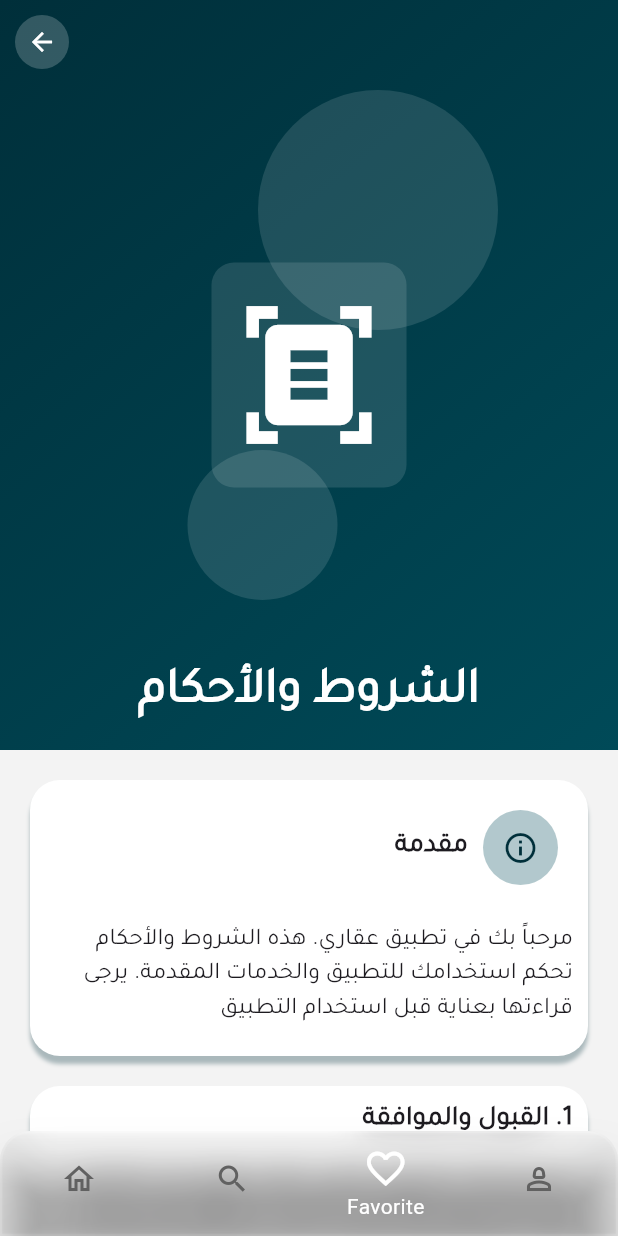
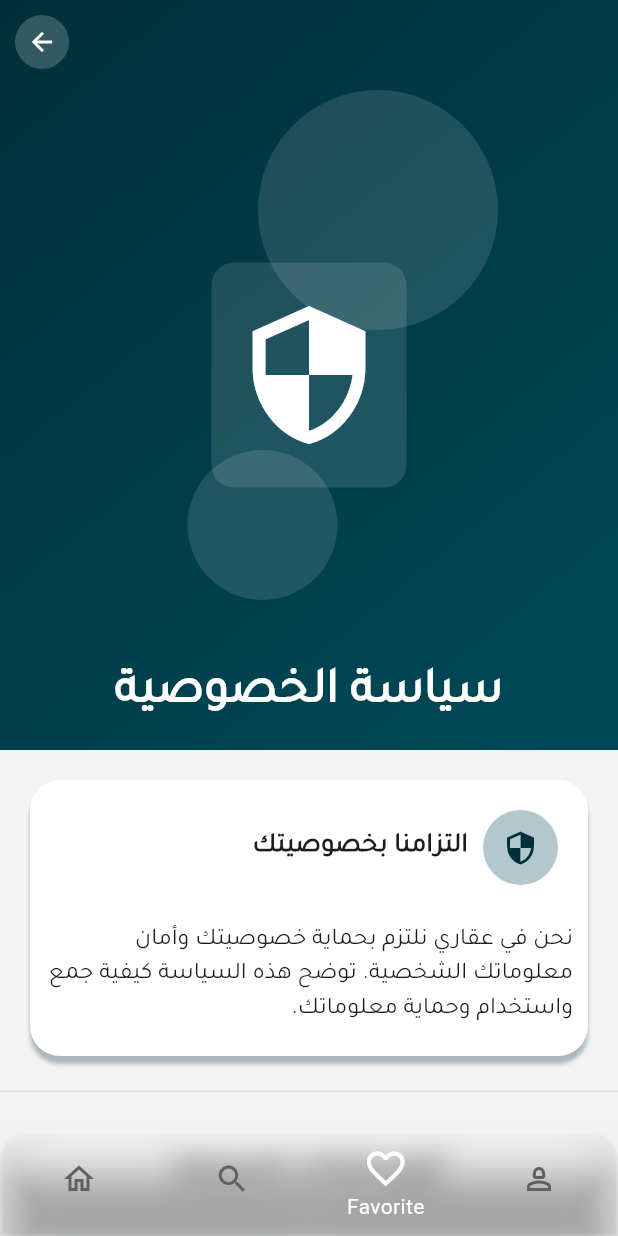
Before and after one commit to Abdullah-Alseah/RepoProjectLP, a Flutter app: the screen it shows after launch, swiped to page 3, on a phone screen of 412 x 824 dp. Run offline on Flutter 3.47's test engine with Material 3 defaults, Android fonts, the phone set to English and light mode, and no system bars; our stand-ins replace font_awesome_flutter, get, shared_preferences.

Commit message:
Add PrivacyPage  to Project By Abdullah Al-Sayyah

```diff
--- a/lib/screens/RegistrationScreen.dart
+++ b/lib/screens/RegistrationScreen.dart
@@ -1,6 +1,7 @@
 import 'package:flutter/material.dart';
 import 'package:get/route_manager.dart';
 import 'package:get/state_manager.dart';
+import 'package:marsa_app/screens/privacy.dart';
 import 'package:marsa_app/screens/terms.dart';
 import 'package:marsa_app/screens/verificationScreen.dart';
 import 'package:marsa_app/utils/config.dart';
@@ -402,7 +403,9 @@
                               style: TextStyle(fontFamily: Config.mainFont),
                             ),
                             GestureDetector(
-                              onTap: () {},
+                              onTap: () {
+                                Get.to(PrivacyPage());
+                              },
                               child: MouseRegion(
                                 cursor: SystemMouseCursors.click,
                                 child: Text(
--- /dev/null
+++ b/lib/screens/privacy.dart
@@ -0,0 +1,516 @@
+import 'package:flutter/material.dart';
+import 'package:get/get.dart';
+// تأكد من أن هذه المسارات صحيحة في مشروعك
+import 'package:marsa_app/utils/config.dart';
+import 'package:marsa_app/utils/openMail.dart';
+
+class PrivacyPage extends StatefulWidget {
+  const PrivacyPage({super.key});
+
+  @override
+  State<PrivacyPage> createState() => _PrivacyPageState();
+}
+
+class _PrivacyPageState extends State<PrivacyPage> {
+  @override
+  Widget build(BuildContext context) {
+    Config.init(context);
+    return Scaffold(
+      backgroundColor: const Color.fromARGB(255, 243, 243, 243),
+      body: CustomScrollView(
+        slivers: [
+          SliverAppBar(
+            automaticallyImplyLeading: false,
+            automaticallyImplyActions: false,
+            backgroundColor: Config.primaryColor,
+            leading: Container(
+              padding: const EdgeInsets.all(10),
+              child: CircleAvatar(
+                radius: 10,
+                backgroundColor: Colors.white.withOpacity(
+                  0.2,
+                ), // تم تعديل Alpha لأفضل ممارسة
+                child: IconButton(
+                  padding: EdgeInsets.zero, // تحسين تموضع الأيقونة
+                  onPressed: () {
+                    // لا حاجة لـ setState هنا
+                    Get.toNamed("/Register");
+                  },
+                  icon: const Icon(
+                    Icons.arrow_back,
+                    color: Colors.white,
+                    size: 20,
+                  ),
+                ),
+              ),
+            ),
+            expandedHeight: 500,
+            floating: false,
+            pinned: true,
+            flexibleSpace: FlexibleSpaceBar(
+              centerTitle: true,
+              background: Stack(
+                children: [
+                  Positioned(
+                    bottom: 0,
+                    left: 0,
+                    right: 0,
+                    height: 500,
+                    child: Container(
+                      decoration: BoxDecoration(
+                        gradient: Config.gradientColor,
+                        boxShadow: const [
+                          BoxShadow(
+                            color: Colors.white,
+                            blurRadius: 30,
+                            offset: Offset(0, 25),
+                          ),
+                        ],
+                      ),
+                    ),
+                  ),
+                  const Positioned(
+                    top: 60,
+                    right: 80,
+                    child: CircleAvatar(
+                      radius: 80,
+                      backgroundColor: Colors.white12,
+                    ),
+                  ),
+                  Center(
+                    child: Container(
+                      width: 130,
+                      height: 150,
+                      decoration: const BoxDecoration(
+                        color: Colors.white12,
+                        borderRadius: BorderRadius.all(Radius.circular(15)),
+                      ),
+                      child: const Icon(
+                        Icons.security,
+                        color: Colors.white,
+                        size: 100,
+                      ),
+                    ),
+                  ),
+                  const Positioned(
+                    bottom: 100,
+                    left: 125,
+                    child: CircleAvatar(
+                      radius: 50,
+                      backgroundColor: Colors.white12,
+                    ),
+                  ),
+                ],
+              ),
+              title: Text(
+                'سياسة الخصوصية',
+                style: TextStyle(
+                  color: Colors.white,
+                  fontFamily: Config.mainFont,
+                  fontWeight: FontWeight.bold,
+                ),
+              ),
+            ),
+          ),
+
+          SliverToBoxAdapter(
+            child: Column(
+              children: [
+                const ContentContainer(
+                  icon: Icons.security_outlined,
+                  mainTitle: "التزامنا بخصوصيتك",
+                  subTitle:
+                      "نحن في عقاري نلتزم بحماية خصوصيتك وأمان معلوماتك الشخصية. توضح هذه السياسة كيفية جمع واستخدام وحماية معلوماتك.",
+                ),
+
+                Config.spaceMedium,
+
+                // الخط الفاصل
+                Container(
+                  height: 1,
+                  color: const Color(0xFFE0E0E0),
+                  margin: const EdgeInsets.symmetric(vertical: 8),
+                ),
+
+                Padding(
+                  padding: const EdgeInsets.all(20.0),
+                  child: Container(
+                    width: double.infinity,
+                    padding: EdgeInsets.all(10),
+                    height: 500,
+                    decoration: BoxDecoration(
+                      color: Colors.white,
+                      borderRadius: BorderRadius.all(Radius.circular(20)),
+                      boxShadow: [
+                        BoxShadow(
+                          color: Config.primaryColor.withOpacity(0.3),
+                          blurRadius: 3.5,
+                          offset: const Offset(0, 5),
+                        ),
+                      ],
+                    ),
+                    child: Column(
+                      children: [
+                        // أنواع البيانات المجمعة
+                        const Text(
+                          'أنواع البيانات المجمعة',
+                          style: TextStyle(
+                            fontSize: 20,
+                            fontWeight: FontWeight.bold,
+                            color: Colors.black,
+                            fontFamily: Config.mainFont,
+                          ),
+                        ),
+
+                        Config.spaceMedium,
+
+                        GridView.count(
+                          shrinkWrap: true,
+                          physics: const NeverScrollableScrollPhysics(),
+                          crossAxisCount: 2,
+                          mainAxisSpacing: 16,
+                          crossAxisSpacing: 16,
+                          childAspectRatio: 1.1,
+                          children: const [
+                            DataTypeGridItem(
+                              title: 'المعلومات الشخصية',
+                              items: ['الاسم', 'الهاتف', 'تاريخ الميلاد'],
+                              icon: Icons.person_outline,
+                              color: Color(0xFF4CAF50),
+                            ),
+
+                            DataTypeGridItem(
+                              title: 'معلومات الجهاز',
+                              items: ['نوع الجهاز', 'نظام التشغيل'],
+                              icon: Icons.phone_iphone,
+                              color: Color(0xFF2196F3),
+                            ),
+
+                            DataTypeGridItem(
+                              title: 'معلومات الموقع',
+                              items: ['الموقع الجغرافي', 'التقريري'],
+                              icon: Icons.location_on_outlined,
+                              color: Color(0xFFFF9800),
+                            ),
+
+                            DataTypeGridItem(
+                              title: 'سجل الاستخدام',
+                              items: ['الصفحات المشاهدة', 'التفاعلات'],
+                              icon: Icons.history,
+                              color: Color(0xFF9C27B0),
+                            ),
+                          ],
+                        ),
+                      ],
+                    ),
+                  ),
+                ),
+
+                const ContentContainer(
+                  mainTitle: "1. المعلومات التي نجمعها",
+                  subTitle:
+                      "نقوم بجمع المعلومات التي تقدمها لنا مباشرة عند التسجيل في التطبيق، مثل الاسم والبريد الإلكتروني ورقم الهاتف وتاريخ الميلاد والصور الشخصية. كما نجمع معلومات حول استخدامك للتطبيق تلقائياً.",
+                ),
+                const ContentContainer(
+                  mainTitle: "2. كيفية استخدام المعلومات",
+                  subTitle:
+                      "نستخدم المعلومات التي نجمعها لتوفير وتحسين خدماتنا، والتواصل معك، وتخصيص تجربتك، وضمان أمان التطبيق، وإرسال إشعارات حول العقارات الجديدة والعروض الخاصة.",
+                ),
+                const ContentContainer(
+                  mainTitle: "3. مشاركة المعلومات",
+                  subTitle:
+                      "نستخدم المعلومات التي نجمعها لتوفير وتحسين خدماتنا، والتواصل معك، وتخصيص تجربتك، وضمان أمان التطبيق، وإرسال إشعارات حول العقارات الجديدة والعروض الخاصة.",
+                ),
+                const ContentContainer(
+                  mainTitle: "4. أمان المعلومات",
+                  subTitle:
+                      "نتخذ تدابير أمنية معقولة لحماية معلوماتك من الوصول غير المصرح به أو التغيير أو الإفصاح أو التدمير. نستخدم تشفير SSL وتقنيات أمان متقدمة لحماية بياناتك.",
+                ),
+                const ContentContainer(
+                  mainTitle: "5. ملفات تعريف الارتباط",
+                  subTitle:
+                      "نستخدم ملفات تعريف الارتباط (Cookies) وتقنيات مشابهة لتحسين تجربتك وتحليل استخدام التطبيق. يمكنك التحكم في ملفات تعريف الارتباط من خلال إعدادات المتصفح الخاص بك.",
+                ),
+                const ContentContainer(
+                  mainTitle: "6. حقوقك",
+                  subTitle:
+                      "لديك الحق في الوصول إلى معلوماتك الشخصية وتصحيحها أو حذفها. يمكنك أيضاً الاعتراض على معالجة معلوماتك أو طلب تقييد المعالجة. للقيام بذلك، يرجى الاتصال بنا.",
+                ),
+                const ContentContainer(
+                  mainTitle: "7. الاحتفاظ بالبيانات",
+                  subTitle:
+                      "نحتفظ بمعلوماتك الشخصية طالما كان حسابك نشطاً أو حسب الحاجة لتقديم الخدمات لك. قد نحتفظ ببعض المعلومات للامتثال للالتزامات القانونية أو حل النزاعات.",
+                ),
+                const ContentContainer(
+                  mainTitle: "8. خصوصية الأطفال",
+                  subTitle:
+                      "تطبيقنا غير موجه للأطفال دون سن 18 عاماً. لا نجمع عن قصد معلومات شخصية من الأطفال. إذا علمنا أننا جمعنا معلومات من طفل، سنقوم بحذفها فوراً.",
+                ),
+                const ContentContainer(
+                  mainTitle: "9. التغييرات على السياسة",
+                  subTitle:
+                      "قد نقوم بتحديث سياسة الخصوصية هذه من وقت لآخر. سنخطرك بأي تغييرات جوهرية عن طريق نشر السياسة الجديدة على التطبيق وإرسال إشعار لك.",
+                ),
+                const ContentContainer(
+                  mainTitle: "10. الاتصال بنا",
+                  subTitle:
+                      "إذا كان لديك أي أسئلة أو مخاوف بشأن سياسة الخصوصية هذه أو ممارساتنا، يرجى الاتصال بنا عبر البريد الإلكتروني: privacy@marsa.com أو الهاتف: 0000 000 90 963+",
+                ),
+                Config.spaceBig,
+                Padding(
+                  padding: const EdgeInsets.all(20.0),
+                  child: Container(
+                    width: double.infinity,
+                    height: 250,
+                    decoration: BoxDecoration(
+                      gradient: Config.gradientColor,
+                      borderRadius: BorderRadius.all(Radius.circular(20)),
+                      boxShadow: [
+                        BoxShadow(
+                          color: Config.primaryColor.withOpacity(0.3),
+                          blurRadius: 3.5,
+                          offset: const Offset(0, 5),
+                        ),
+                      ],
+                    ),
+                    child: Column(
+                      mainAxisAlignment: MainAxisAlignment.spaceEvenly,
+                      children: [
+                        CircleAvatar(
+                          backgroundColor: Colors.white12,
+                          radius: 30,
+                          child: Icon(
+                            Icons.mail_outline_outlined,
+                            color: Colors.white,
+                          ),
+                        ),
+
+                        Text(
+                          "أسئلة حول الخصوصية؟",
+                          style: TextStyle(
+                            color: Colors.white,
+                            fontFamily: Config.mainFont,
+                            fontWeight: FontWeight.bold,
+                            fontSize: 18,
+                          ),
+                        ),
+                        Text(
+                          "تواصل مع فريق الخصوصية لدينا",
+                          style: TextStyle(
+                            color: Colors.white,
+                            fontFamily: Config.mainFont,
+                          ),
+                        ),
+                        SizedBox(
+                          width: 150,
+                          height: 50,
+                          child: ElevatedButton(
+                            onPressed: () {
+                              // Handle form submission
+                              openMail();
+                            },
+                            style: ElevatedButton.styleFrom(
+                              backgroundColor: Colors.white,
+                              shape: RoundedRectangleBorder(
+                                borderRadius: BorderRadius.circular(12),
+                              ),
+                              elevation: 0,
+                            ),
+                            child: const Text(
+                              "تواصل معنا",
+                              style: TextStyle(
+                                fontSize: 15,
+                                fontWeight: FontWeight.bold,
+                                color: Config.primaryColor,
+                                fontFamily: Config.mainFont,
+                              ),
+                            ),
+                          ),
+                        ),
+                      ],
+                    ),
+                  ),
+                ),
+
+                Config.spaceMedium,
+                Text(
+                  "© 2025 مَرسَى. جميع الحقوق محفوظة",
+                  style: TextStyle(
+                    fontSize: 15,
+                    // fontWeight: FontWeight.bold,
+                    color: Config.primaryColor,
+                    fontFamily: Config.mainFont,
+                  ),
+                ),
+                const SizedBox(height: 20),
+              ],
+            ),
+          ),
+        ],
+      ),
+    );
+  }
+}
+
+class ContentContainer extends StatelessWidget {
+  final String? mainTitle;
+  final String? subTitle;
+  final IconData? icon;
+
+  const ContentContainer({super.key, this.icon, this.mainTitle, this.subTitle});
+
+  @override
+  Widget build(BuildContext context) {
+    return Directionality(
+      textDirection: TextDirection.rtl,
+      child: Center(
+        child: Container(
+          padding: const EdgeInsets.all(10),
+          margin: const EdgeInsets.only(top: 20, right: 20, left: 20),
+          width: double.infinity,
+          decoration: BoxDecoration(
+            color: Colors.white,
+            borderRadius: BorderRadius.circular(20),
+            boxShadow: [
+              BoxShadow(
+                color: Config.primaryColor.withOpacity(0.3),
+                blurRadius: 1.5,
+                offset: const Offset(0, 5),
+              ),
+            ],
+          ),
+          child: Column(
+            crossAxisAlignment: CrossAxisAlignment.start,
+            mainAxisSize: MainAxisSize.min,
+            children: [
+              Row(
+                children: [
+                  if (icon != null)
+                    Container(
+                      margin: const EdgeInsets.all(10),
+                      width: 50,
+                      height: 50,
+                      decoration: BoxDecoration(
+                        color: Config.secandryColor.withOpacity(0.3),
+                        borderRadius: BorderRadius.circular(50),
+                      ),
+                      child: Icon(icon, color: Config.primaryColor),
+                    ),
+                  Config.spaceSmall,
+                  Text(
+                    mainTitle ?? "",
+                    style: TextStyle(
+                      fontFamily: Config.mainFont,
+                      fontSize: 18,
+                      fontWeight: FontWeight.bold,
+                    ),
+                  ),
+                ],
+              ),
+              Config.spaceMedium,
+              Text(
+                subTitle ?? "",
+                style: TextStyle(fontFamily: Config.mainFont, fontSize: 16),
+              ),
+              Config.spaceSmall,
+            ],
+          ),
+        ),
+      ),
+    );
+  }
+}
+
+class DataTypeGridItem extends StatelessWidget {
+  final String title;
+  final List<String> items;
+  final IconData icon;
+  final Color color;
+
+  const DataTypeGridItem({
+    super.key,
+    required this.title,
+    required this.items,
+    required this.icon,
+    required this.color,
+  });
+
+  @override
+  Widget build(BuildContext context) {
+    return Container(
+      decoration: BoxDecoration(
+        color: const Color(0xFFF8F9FA),
+        borderRadius: BorderRadius.circular(12),
+        border: Border.all(color: const Color(0xFFE8E8E8)),
+      ),
+      padding: const EdgeInsets.all(16),
+      child: Column(
+        crossAxisAlignment: CrossAxisAlignment.start,
+        children: [
+          // الأيقونة في الأعلى
+          Container(
+            width: 40,
+            height: 40,
+            decoration: BoxDecoration(
+              color: color.withOpacity(0.1),
+              borderRadius: BorderRadius.circular(8),
+            ),
+            child: Icon(icon, color: color, size: 24),
+          ),
+
+          const SizedBox(height: 12),
+
+          // العنوان
+          Text(
+            title,
+            style: TextStyle(
+              fontSize: 16,
+              fontWeight: FontWeight.bold,
+              fontFamily: Config.mainFont,
+              color: color,
+            ),
+          ),
+
+          const SizedBox(height: 8),
+
+          // العناصر (النقاط)
+          Column(
+            crossAxisAlignment: CrossAxisAlignment.start,
+            children: items.map((item) {
+              return Padding(
+                padding: const EdgeInsets.only(bottom: 4.0),
+                child: Row(
+                  crossAxisAlignment: CrossAxisAlignment.start,
+                  children: [
+                    Padding(
+                      padding: const EdgeInsets.only(top: 6.0, right: 6),
+                      child: Container(
+                        width: 4,
+                        height: 4,
+                        decoration: BoxDecoration(
+                          color: color,
+                          shape: BoxShape.circle,
+                        ),
+                      ),
+                    ),
+                    Expanded(
+                      child: Text(
+                        item,
+                        style: TextStyle(
+                          fontSize: 13,
+                          height: 1.4,
+                          fontFamily: Config.mainFont,
+                          color: Colors.black.withOpacity(0.7),
+                        ),
+                      ),
+                    ),
+                  ],
+                ),
+              );
+            }).toList(),
+          ),
+        ],
+      ),
+    );
+  }
+}
--- a/lib/utils/main_layout.dart
+++ b/lib/utils/main_layout.dart
@@ -4,6 +4,7 @@
 import 'package:marsa_app/screens/RegistrationScreen.dart';
 import 'glassContainer.dart';
 import 'package:marsa_app/screens/terms.dart';
+import 'package:marsa_app/screens/privacy.dart';
 
 class MainLayout extends StatefulWidget {
   const MainLayout({super.key});
@@ -32,7 +33,7 @@
             children: <Widget>[
               HomeSecreen(),
               LoginScreen(),
-              TermsPage(),
+              PrivacyPage(),
               RegistrationPage(),
             ],
           ),
```
